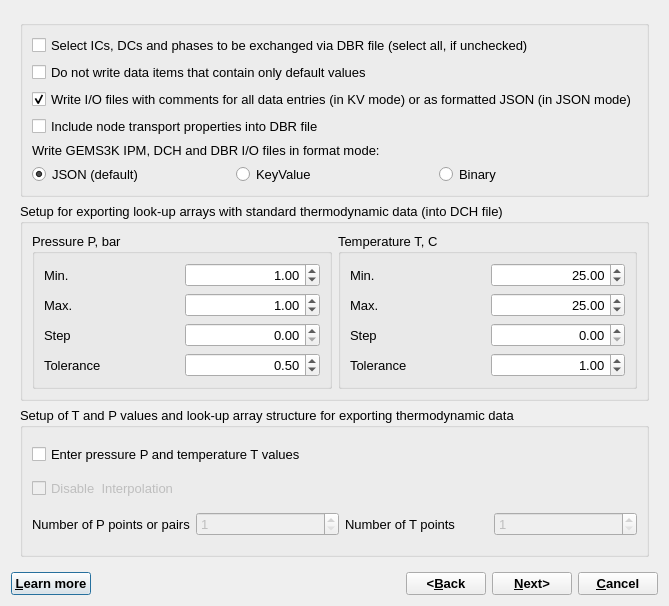
Before: the Qt Designer form GUI/Dialogs4/LookupDialog4.ui in gemshub/GEMSGUI, drawn with Qt 5.
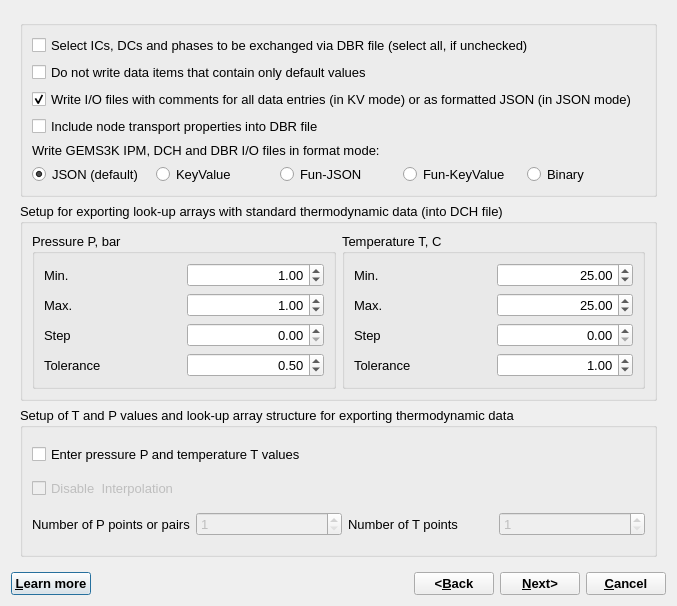
After: the same form once the commit is applied.

```diff
--- a/GUI/Dialogs4/LookupDialog4.ui
+++ b/GUI/Dialogs4/LookupDialog4.ui
@@ -9,7 +9,7 @@
    <rect>
     <x>0</x>
     <y>0</y>
-    <width>580</width>
+    <width>677</width>
     <height>606</height>
    </rect>
   </property>
@@ -38,21 +38,38 @@
           <string/>
          </property>
          <layout class="QGridLayout" name="gridLayout_5">
-          <item row="0" column="0" colspan="3">
+          <item row="0" column="0" colspan="5">
            <widget class="QCheckBox" name="chSelect">
             <property name="text">
              <string>Select ICs, DCs and phases to be exchanged via DBR file (select all, if unchecked)</string>
             </property>
            </widget>
           </item>
-          <item row="1" column="0" colspan="3">
+          <item row="3" column="0" colspan="5">
+           <widget class="QCheckBox" name="chNoNodearray">
+            <property name="text">
+             <string>Include node transport properties into DBR file</string>
+            </property>
+            <property name="checked">
+             <bool>false</bool>
+            </property>
+           </widget>
+          </item>
+          <item row="1" column="0" colspan="5">
            <widget class="QCheckBox" name="chAll">
             <property name="text">
              <string>Do not write data items that contain only default values</string>
             </property>
            </widget>
           </item>
-          <item row="2" column="0" colspan="3">
+          <item row="6" column="1">
+           <widget class="QRadioButton" name="rbKeyVal">
+            <property name="text">
+             <string>KeyValue</string>
+            </property>
+           </widget>
+          </item>
+          <item row="2" column="0" colspan="5">
            <widget class="QCheckBox" name="chComment">
             <property name="text">
              <string>Write I/O files with comments for all data entries (in KV mode) or as formatted JSON (in JSON mode)</string>
@@ -62,24 +79,14 @@
             </property>
            </widget>
           </item>
-          <item row="3" column="0" colspan="3">
-           <widget class="QCheckBox" name="chNoNodearray">
+          <item row="6" column="2">
+           <widget class="QRadioButton" name="rbFunJson">
             <property name="text">
-             <string>Include node transport properties into DBR file</string>
+             <string>Fun-JSON</string>
             </property>
-            <property name="checked">
-             <bool>false</bool>
-            </property>
            </widget>
           </item>
-          <item row="4" column="0" colspan="3">
-           <widget class="QLabel" name="label_13">
-            <property name="text">
-             <string>Write GEMS3K IPM, DCH and DBR I/O files in format mode: </string>
-            </property>
-           </widget>
-          </item>
-          <item row="5" column="0">
+          <item row="6" column="0">
            <widget class="QRadioButton" name="rbJson">
             <property name="text">
              <string>JSON (default)</string>
@@ -89,20 +96,27 @@
             </property>
            </widget>
           </item>
-          <item row="5" column="1">
-           <widget class="QRadioButton" name="rbKeyVal">
+          <item row="4" column="0" colspan="5">
+           <widget class="QLabel" name="label_13">
             <property name="text">
-             <string>KeyValue</string>
+             <string>Write GEMS3K IPM, DCH and DBR I/O files in format mode: </string>
             </property>
            </widget>
           </item>
-          <item row="5" column="2">
+          <item row="6" column="4">
            <widget class="QRadioButton" name="rbBinary">
             <property name="text">
              <string>Binary</string>
             </property>
            </widget>
           </item>
+          <item row="6" column="3">
+           <widget class="QRadioButton" name="rbFunKeyValue">
+            <property name="text">
+             <string>Fun-KeyValue</string>
+            </property>
+           </widget>
+          </item>
          </layout>
         </widget>
        </item>
```
